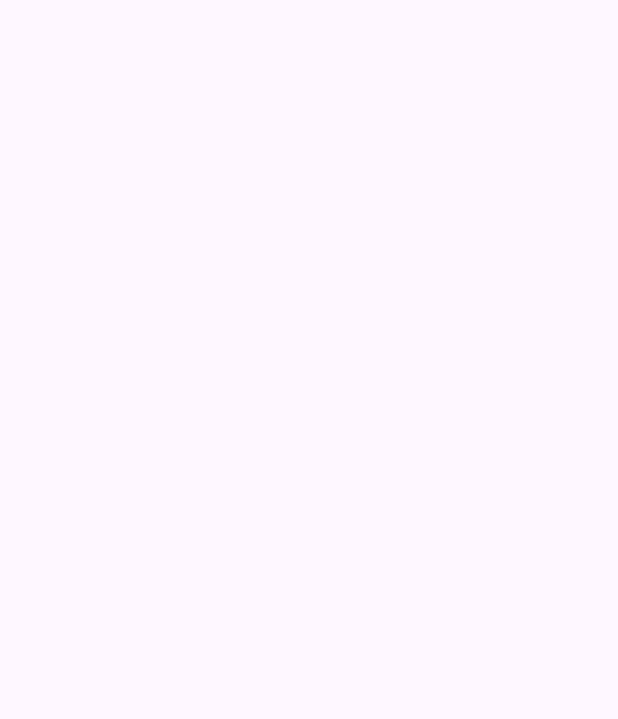
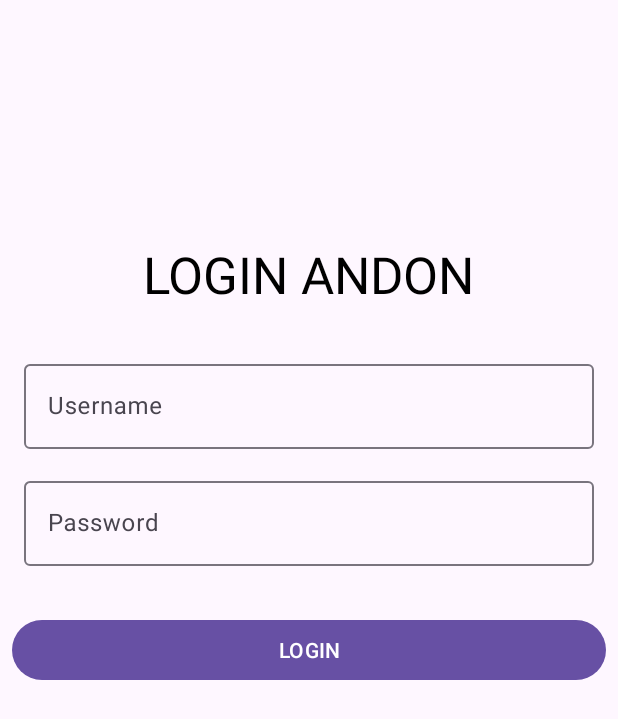
Before and after one commit to Leonheart611/AlbeaAndon, an Android app: the screen it shows after launch (MainActivity), on a phone screen of 412 x 824 dp. Before the commit the part shown is empty. Shown: the top 719 px of the screen. Run offline under Robolectric (Android 15) with nearby library versions, the phone set to English and light mode, and no system bars; our stand-ins replace Dagger/Hilt's generated code.

Commit message:
Adding Splash screen and add login screen

```diff
--- a/app/src/main/res/layout/fragment_login.xml
+++ b/app/src/main/res/layout/fragment_login.xml
@@ -5,4 +5,64 @@
     android:id="@+id/frameLayout2"
     android:layout_width="match_parent"
     android:layout_height="match_parent"
-    tools:context=".ui.login.LoginFragment"/>
+    tools:context=".ui.login.LoginFragment">
+
+    <TextView
+        android:id="@+id/textView3"
+        android:layout_width="wrap_content"
+        android:layout_height="wrap_content"
+        android:layout_marginTop="160dp"
+        android:text="@string/login_title"
+        android:textSize="34sp"
+        app:layout_constraintEnd_toEndOf="parent"
+        app:layout_constraintStart_toStartOf="parent"
+        app:layout_constraintTop_toTopOf="parent" />
+
+    <com.google.android.material.textfield.TextInputLayout
+        android:id="@+id/textInputLayout"
+        android:layout_width="0dp"
+        android:layout_height="wrap_content"
+        android:layout_marginStart="16dp"
+        android:layout_marginTop="32dp"
+        android:layout_marginEnd="16dp"
+        app:layout_constraintEnd_toEndOf="parent"
+        app:layout_constraintStart_toStartOf="parent"
+        app:layout_constraintTop_toBottomOf="@+id/textView3">
+
+        <com.google.android.material.textfield.TextInputEditText
+            android:id="@+id/et_username"
+            android:layout_width="match_parent"
+            android:layout_height="wrap_content"
+            android:hint="@string/login_username_label" />
+    </com.google.android.material.textfield.TextInputLayout>
+
+    <com.google.android.material.textfield.TextInputLayout
+        android:id="@+id/textInputLayout2"
+        android:layout_width="0dp"
+        android:layout_height="wrap_content"
+        android:layout_marginStart="16dp"
+        android:layout_marginTop="16dp"
+        android:layout_marginEnd="16dp"
+        app:layout_constraintEnd_toEndOf="parent"
+        app:layout_constraintStart_toStartOf="parent"
+        app:layout_constraintTop_toBottomOf="@+id/textInputLayout">
+
+        <com.google.android.material.textfield.TextInputEditText
+            android:id="@+id/et_password"
+            android:layout_width="match_parent"
+            android:layout_height="wrap_content"
+            android:hint="@string/login_password_label" />
+    </com.google.android.material.textfield.TextInputLayout>
+
+    <Button
+        android:id="@+id/btn_login"
+        android:layout_width="0dp"
+        android:layout_height="wrap_content"
+        android:layout_marginStart="8dp"
+        android:layout_marginTop="32dp"
+        android:layout_marginEnd="8dp"
+        android:text="@string/login_button_label"
+        app:layout_constraintEnd_toEndOf="parent"
+        app:layout_constraintStart_toStartOf="parent"
+        app:layout_constraintTop_toBottomOf="@+id/textInputLayout2" />
+</androidx.constraintlayout.widget.ConstraintLayout>
--- a/app/src/main/res/layout/fragment_splash.xml
+++ b/app/src/main/res/layout/fragment_splash.xml
@@ -7,12 +7,25 @@
     android:layout_height="match_parent"
     tools:context=".ui.splash.SplashFragment">
 
+    <ImageView
+        android:id="@+id/imageView"
+        android:layout_width="0dp"
+        android:layout_height="0dp"
+        android:scaleType="fitXY"
+        android:src="@mipmap/bg_splash"
+        app:layout_constraintBottom_toBottomOf="parent"
+        app:layout_constraintEnd_toEndOf="parent"
+        app:layout_constraintStart_toStartOf="parent"
+        app:layout_constraintTop_toTopOf="parent" />
+
     <TextView
         android:id="@+id/textView2"
         android:layout_width="wrap_content"
         android:layout_height="wrap_content"
-        android:text="Albea ANDON"
+        android:text="@string/app_name"
+        android:textColor="#E0FFFF"
         android:textSize="24sp"
+        android:textStyle="bold"
         app:layout_constraintBottom_toBottomOf="parent"
         app:layout_constraintEnd_toEndOf="parent"
         app:layout_constraintStart_toStartOf="parent"
@@ -23,8 +36,10 @@
         style="?android:attr/progressBarStyle"
         android:layout_width="wrap_content"
         android:layout_height="wrap_content"
+        android:progressTint="@color/lightCyan"
         app:layout_constraintBottom_toBottomOf="parent"
         app:layout_constraintEnd_toEndOf="parent"
         app:layout_constraintStart_toStartOf="parent"
         app:layout_constraintTop_toBottomOf="@+id/textView2" />
+
 </androidx.constraintlayout.widget.ConstraintLayout>
--- a/app/src/main/res/values/colors.xml
+++ b/app/src/main/res/values/colors.xml
@@ -2,4 +2,5 @@
 <resources>
     <color name="black">#FF000000</color>
     <color name="white">#FFFFFFFF</color>
+    <color name="lightCyan">#E0FFFF</color>
 </resources>
--- a/app/src/main/res/values/strings.xml
+++ b/app/src/main/res/values/strings.xml
@@ -1,3 +1,7 @@
 <resources>
-    <string name="app_name">AlbeaRMS</string>
+    <string name="app_name">Albea ANDON</string>
+    <string name="login_title">LOGIN ANDON</string>
+    <string name="login_username_label">Username</string>
+    <string name="login_password_label">Password</string>
+    <string name="login_button_label">LOGIN</string>
 </resources>
```
